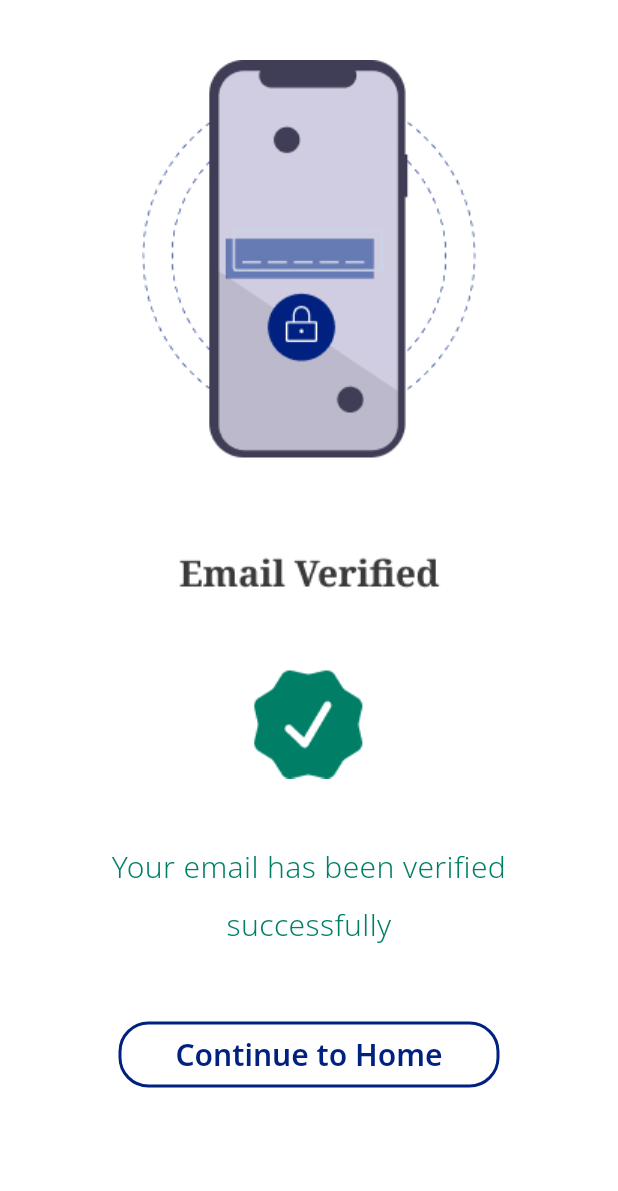
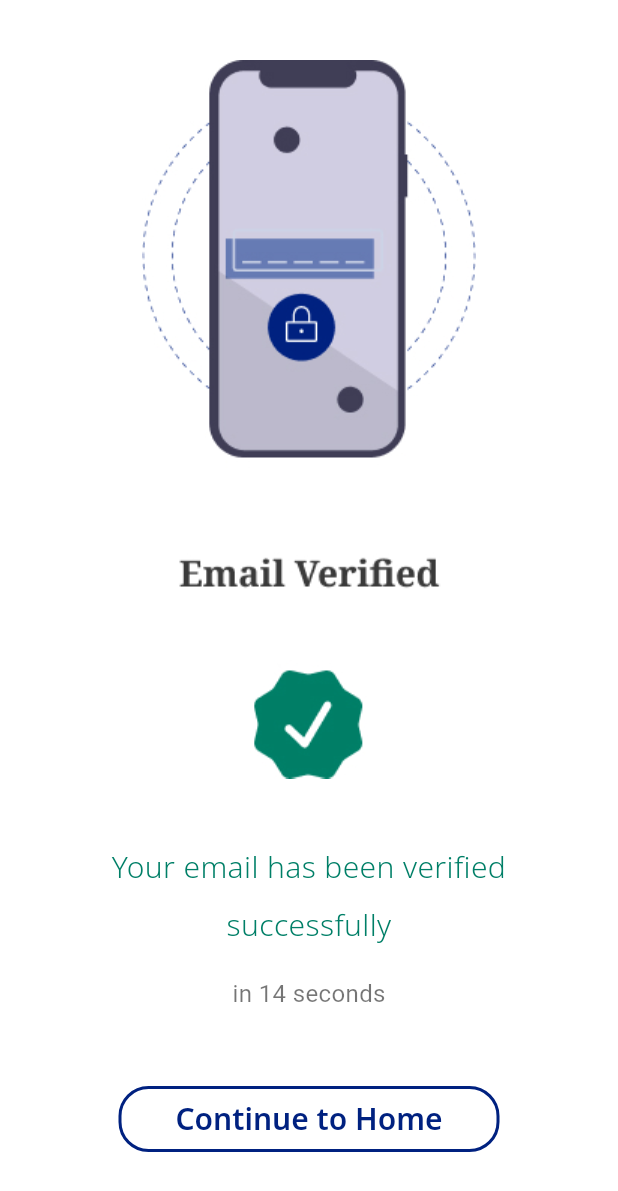
Before and after one commit to davidcreated/healio_telemedical_app, a Flutter app: the OtpVerification2Page screen opened directly, after a tap on "Verify", on a phone screen of 412 x 824 dp. Shown: the top 1191 px of the screen. Run offline on Flutter 3.47's test engine with Material 3 defaults, Android fonts, the phone set to English and light mode, and no system bars.

Commit message:
Added a counter

```diff
--- a/lib/verificationpages/emailverified.dart
+++ b/lib/verificationpages/emailverified.dart
@@ -1,13 +1,42 @@
 import 'package:flutter/material.dart';
+import 'dart:async';
 
 import 'package:healio/verificationpages/otpverification2.dart';
 
 // A simple, Flutter-friendly email verified page.
 // This page shows a success image and a button to continue to the home page.
-// All FlutterFlow properties are removed and replaced with standard Flutter code.
 
-class EmailVerifiedPage extends StatelessWidget {
+class EmailVerifiedPage extends StatefulWidget {
   const EmailVerifiedPage({super.key});
+
+  @override
+  State<EmailVerifiedPage> createState() => _EmailVerifiedPageState();
+}
+
+class _EmailVerifiedPageState extends State<EmailVerifiedPage> {
+  int _counter = 15;
+  Timer? _timer;
+
+  @override
+  void initState() {
+    super.initState();
+    // Start the countdown timer
+    _timer = Timer.periodic(const Duration(seconds: 1), (timer) {
+      if (_counter > 0) {
+        setState(() {
+          _counter--;
+        });
+      } else {
+        _timer?.cancel();
+      }
+    });
+  }
+
+  @override
+  void dispose() {
+    _timer?.cancel();
+    super.dispose();
+  }
 
   @override
   Widget build(BuildContext context) {
@@ -15,7 +44,6 @@ class EmailVerifiedPage extends StatelessWidget {
       backgroundColor: Colors.white, // Set background color
       body: SafeArea(
         child: SingleChildScrollView(
-          // <-- Make the page vertically scrollable
           child: Column(
             mainAxisAlignment:
                 MainAxisAlignment.center, // Center content vertically
@@ -55,6 +83,15 @@ class EmailVerifiedPage extends StatelessWidget {
                 ),
                 textAlign: TextAlign.center,
               ),
+              const SizedBox(height: 20),
+              // Countdown timer
+              Text(
+                'in $_counter seconds',
+                style: const TextStyle(
+                  fontSize: 16,
+                  color: Colors.black54,
+                ),
+              ),
               const SizedBox(height: 50),
               // Continue to Home button
               SizedBox(
@@ -67,7 +104,7 @@ class EmailVerifiedPage extends StatelessWidget {
                       context,
                       MaterialPageRoute(
                         builder: (context) =>
-                            const OtpVerification2Page(), // Replace OtpVerificationPage with your next page widget if needed
+                            const OtpVerification2Page(), // Replace with your next page widget if needed
                       ),
                     );
                   },
--- a/lib/verificationpages/otpverification2.dart
+++ b/lib/verificationpages/otpverification2.dart
@@ -1,3 +1,4 @@
+import 'dart:async';
 import 'package:flutter/material.dart';
 import 'package:healio/verificationpages/emailverified.dart';
 
@@ -19,6 +20,24 @@ class _OtpVerification2PageState extends State<OtpVerification2Page> {
   // Focus nodes for each OTP digit field (for auto-focus)
   final List<FocusNode> _focusNodes = List.generate(6, (_) => FocusNode());
 
+  int _counter = 15;
+  Timer? _timer;
+
+  @override
+  void initState() {
+    super.initState();
+    // Start the countdown timer
+    _timer = Timer.periodic(const Duration(seconds: 1), (timer) {
+      if (_counter > 0) {
+        setState(() {
+          _counter--;
+        });
+      } else {
+        _timer?.cancel();
+      }
+    });
+  }
+
   @override
   void dispose() {
     // Dispose all controllers and focus nodes to free resources
@@ -28,6 +47,7 @@ class _OtpVerification2PageState extends State<OtpVerification2Page> {
     for (final node in _focusNodes) {
       node.dispose();
     }
+    _timer?.cancel();
     super.dispose();
   }
 
@@ -158,9 +178,10 @@ class _OtpVerification2PageState extends State<OtpVerification2Page> {
                   ),
                 ],
               ),
-              const Text(
-                'in 15 seconds',
-                style: TextStyle(fontSize: 14, color: Colors.black54),
+              // Countdown timer
+              Text(
+                'in $_counter seconds',
+                style: const TextStyle(fontSize: 14, color: Colors.black54),
               ),
               const SizedBox(height: 40),
               // "Verify" button
```
